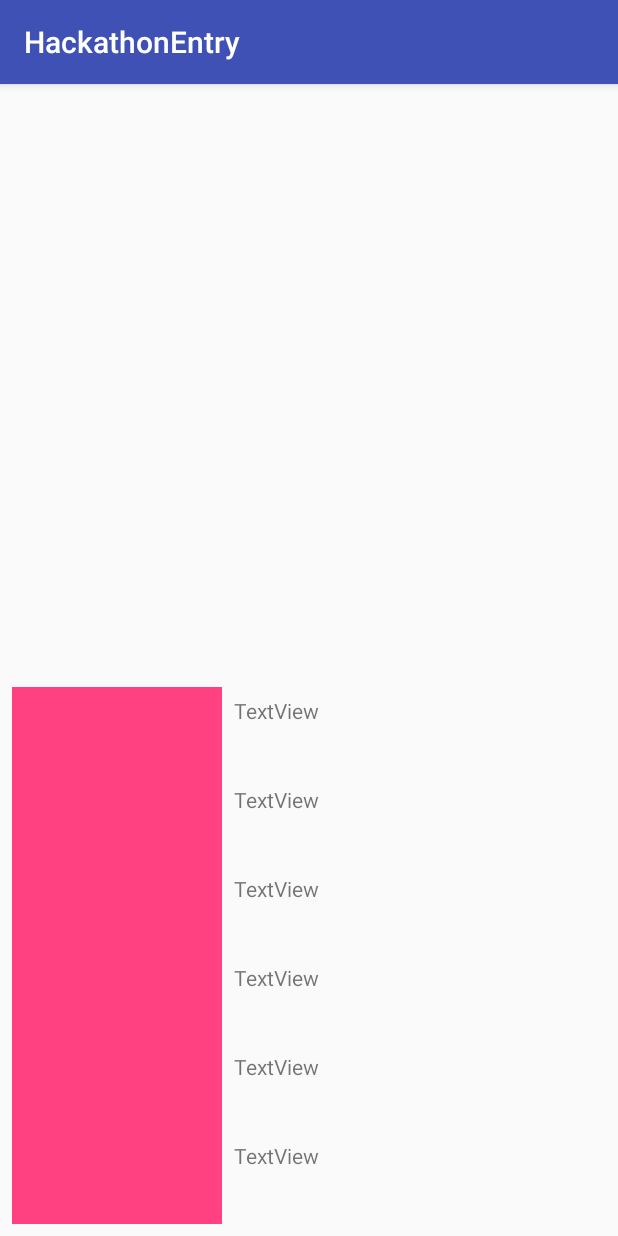
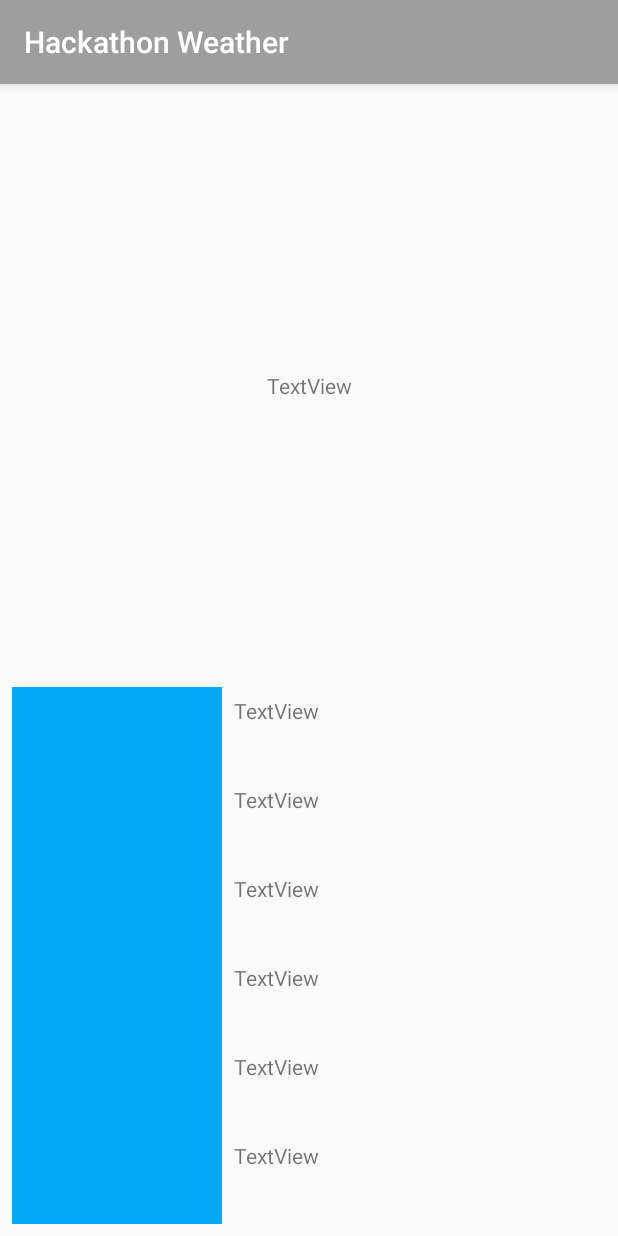
Before and after one commit to JBobda/Fall-2018-Hackathon-Entry, an Android app: the screen it shows after launch (MainActivity), on a phone screen of 412 x 824 dp. Run offline under Robolectric (Android 15) with nearby library versions, the phone set to English and light mode, and no system bars.

Commit message:
fixed another issue

```diff
--- a/app/build.gradle
+++ b/app/build.gradle
@@ -26,4 +26,5 @@ dependencies {
     androidTestImplementation 'com.android.support.test:runner:1.0.2'
     androidTestImplementation 'com.android.support.test.espresso:espresso-core:3.0.2'
     implementation 'com.android.support:recyclerview-v7:28.0.0'
+    implementation 'com.android.support:design:28.0.0'
 }
--- a/app/src/main/AndroidManifest.xml
+++ b/app/src/main/AndroidManifest.xml
@@ -5,7 +5,7 @@
     <application
         android:allowBackup="true"
         android:icon="@mipmap/ic_launcher"
-        android:label="@string/app_name"
+        android:label="Hackathon Weather"
         android:roundIcon="@mipmap/ic_launcher_round"
         android:supportsRtl="true"
         android:theme="@style/AppTheme">
--- a/app/src/main/res/layout/activity_main.xml
+++ b/app/src/main/res/layout/activity_main.xml
@@ -114,4 +114,22 @@
         app:layout_constraintEnd_toEndOf="parent"
         app:layout_constraintHorizontal_bias="0.513"
         app:layout_constraintStart_toEndOf="@+id/imageView2" />
+
+    <TextView
+        android:id="@+id/textView13"
+        android:layout_width="93dp"
+        android:layout_height="69dp"
+        android:layout_marginBottom="8dp"
+        android:layout_marginEnd="8dp"
+        android:layout_marginLeft="8dp"
+        android:layout_marginRight="8dp"
+        android:layout_marginStart="8dp"
+        android:layout_marginTop="8dp"
+        android:gravity="center"
+        android:text="TextView"
+        app:layout_constraintBottom_toTopOf="@+id/imageView2"
+        app:layout_constraintEnd_toEndOf="parent"
+        app:layout_constraintHorizontal_bias="0.501"
+        app:layout_constraintStart_toStartOf="parent"
+        app:layout_constraintTop_toTopOf="parent" />
 </android.support.constraint.ConstraintLayout>
--- a/app/src/main/res/layout/question_row.xml
+++ b/app/src/main/res/layout/question_row.xml
@@ -18,8 +18,8 @@
         android:layout_marginTop="8dp"
         android:fontFamily="@font/helvetica"
         android:text="@string/sample_question"
-        android:textColor="#07F"
-        android:textSize="3mm"
+        android:textColor="#515151"
+        android:textSize="2.9mm"
         android:textStyle="normal"
         app:layout_constraintBottom_toTopOf="@+id/seekBar"
         app:layout_constraintEnd_toEndOf="parent"
--- a/app/src/main/res/values/colors.xml
+++ b/app/src/main/res/values/colors.xml
@@ -1,6 +1,6 @@
 <?xml version="1.0" encoding="utf-8"?>
 <resources>
-    <color name="colorPrimary">#3F51B5</color>
-    <color name="colorPrimaryDark">#303F9F</color>
-    <color name="colorAccent">#FF4081</color>
+    <color name="colorPrimary">#9E9E9E</color>
+    <color name="colorPrimaryDark">#616161</color>
+    <color name="colorAccent">#03A9F4</color>
 </resources>
```
